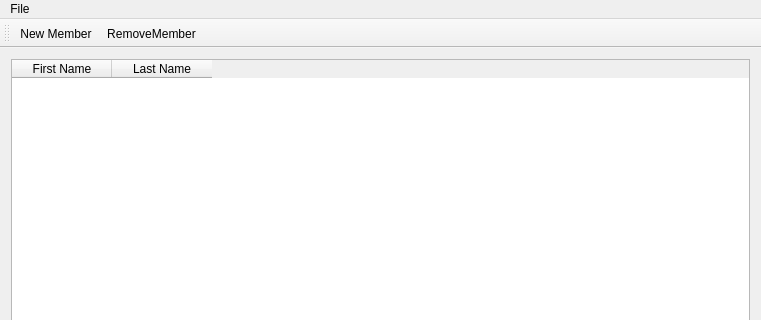
The window that infomaniac.ui (Sucalakafufu/infomaniac) describes before a commit, drawn with Qt 5; both pictures show x 0 to 761 and y 0 to 320 of the 761 by 509 pixel window.
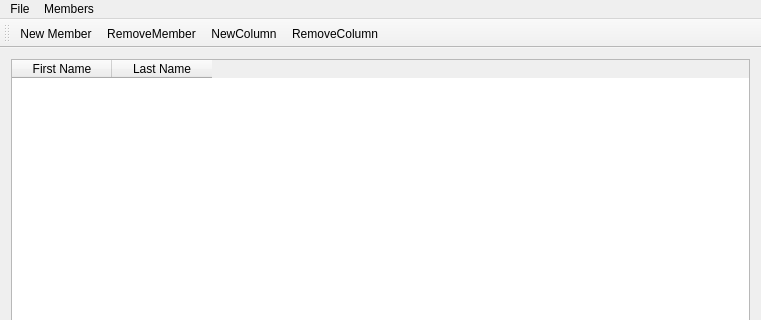
The same window after the commit.

Commit message: removed unneeded classses; added error dialog class; added new column dialog class

Diff of the .ui file:
```diff
--- a/infomaniac.ui
+++ b/infomaniac.ui
@@ -49,7 +49,15 @@
     </property>
     <addaction name="actionQuit"/>
    </widget>
+   <widget class="QMenu" name="menuMembers">
+    <property name="title">
+     <string>Members</string>
+    </property>
+    <addaction name="actionNewMember"/>
+    <addaction name="actionRemoveMember"/>
+   </widget>
    <addaction name="menuFile"/>
+   <addaction name="menuMembers"/>
   </widget>
   <widget class="QToolBar" name="toolBar">
    <property name="windowTitle">
@@ -63,6 +71,8 @@
    </attribute>
    <addaction name="actionNewMember"/>
    <addaction name="actionRemoveMember"/>
+   <addaction name="actionNewColumn"/>
+   <addaction name="actionRemoveColumn"/>
   </widget>
   <action name="actionNewMember">
    <property name="text">
@@ -80,6 +90,19 @@
   <action name="actionRemoveMember">
    <property name="text">
     <string>RemoveMember</string>
+   </property>
+   <property name="shortcut">
+    <string>Del</string>
+   </property>
+  </action>
+  <action name="actionNewColumn">
+   <property name="text">
+    <string>NewColumn</string>
+   </property>
+  </action>
+  <action name="actionRemoveColumn">
+   <property name="text">
+    <string>RemoveColumn</string>
    </property>
   </action>
  </widget>
```
Left out of the diff: 9 changed lines with no effect on the pictures. The commit also changes 15 other files.
